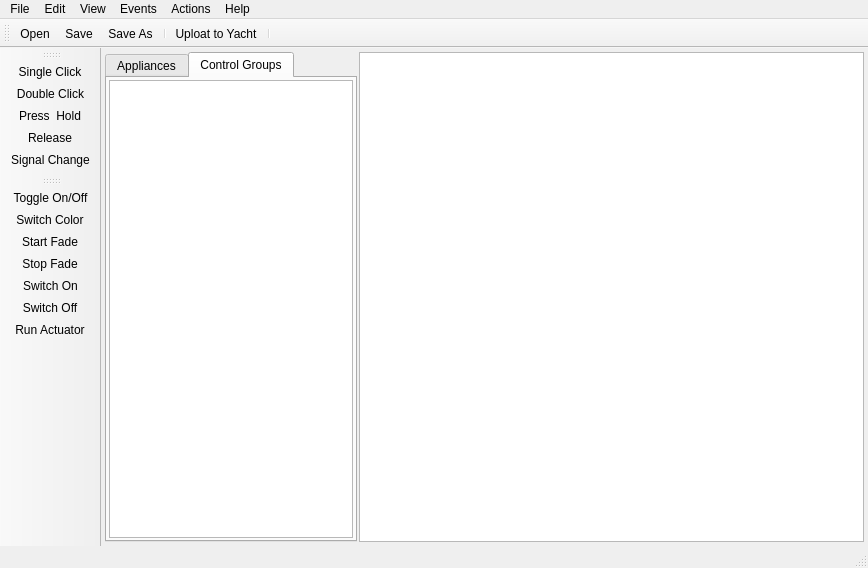
Above: ElecntrlManager/mainwindow.ui from JesperWe/CANLight before the change. Below: the same form after it.
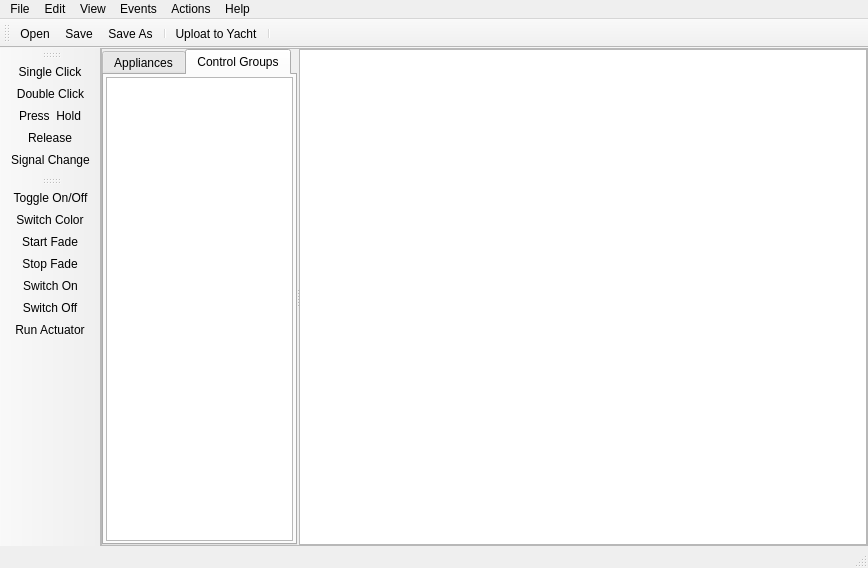
That is the form after the change. Icons and pictures are not drawn. Custom widgets are drawn as their Qt base class.

Commit message: Remember main window settings between sessions. Use a splitter between Table and Graphics views. Add icons for yacht network status and show them in the status bar. (not hooked yet).

The edit to the form file:
```diff
--- a/ElecntrlManager/mainwindow.ui
+++ b/ElecntrlManager/mainwindow.ui
@@ -24,21 +24,40 @@
     <normaloff>:/graphics/connection.svg</normaloff>:/graphics/connection.svg</iconset>
   </property>
   <widget class="QWidget" name="centralWidget">
-   <layout class="QHBoxLayout" name="horizontalLayout">
+   <layout class="QVBoxLayout" name="verticalLayout_2">
     <property name="spacing">
-     <number>2</number>
+     <number>0</number>
     </property>
     <property name="margin">
-     <number>4</number>
+     <number>0</number>
     </property>
     <item>
+     <widget class="QSplitter" name="splitter">
+      <property name="frameShape">
+       <enum>QFrame::StyledPanel</enum>
+      </property>
+      <property name="orientation">
+       <enum>Qt::Horizontal</enum>
+      </property>
+      <property name="opaqueResize">
+       <bool>true</bool>
+      </property>
+      <property name="handleWidth">
+       <number>2</number>
+      </property>
      <widget class="QTabWidget" name="tabWidget">
       <property name="sizePolicy">
        <sizepolicy hsizetype="Expanding" vsizetype="Expanding">
-        <horstretch>3</horstretch>
+         <horstretch>2</horstretch>
         <verstretch>0</verstretch>
        </sizepolicy>
       </property>
+       <property name="maximumSize">
+        <size>
+         <width>350</width>
+         <height>16777215</height>
+        </size>
+       </property>
       <property name="currentIndex">
        <number>1</number>
       </property>
@@ -87,9 +106,9 @@
        <attribute name="title">
         <string>Control Groups</string>
        </attribute>
-       <layout class="QVBoxLayout" name="verticalLayout_2">
+        <layout class="QVBoxLayout" name="verticalLayout_3">
         <property name="spacing">
-         <number>3</number>
+          <number>2</number>
         </property>
         <property name="margin">
          <number>2</number>
@@ -125,8 +144,6 @@
        </layout>
       </widget>
      </widget>
-    </item>
-    <item>
      <widget class="ecsGraphicsView" name="graphicsView">
       <property name="sizePolicy">
        <sizepolicy hsizetype="Expanding" vsizetype="Expanding">
@@ -153,6 +170,7 @@
        <enum>QGraphicsView::FullViewportUpdate</enum>
       </property>
      </widget>
+     </widget>
     </item>
    </layout>
   </widget>
```
Left out of the diff: 26 changed lines with no effect on the pictures. Lines whose indentation alone changed are shown as unchanged. The commit also changes 14 other files.
